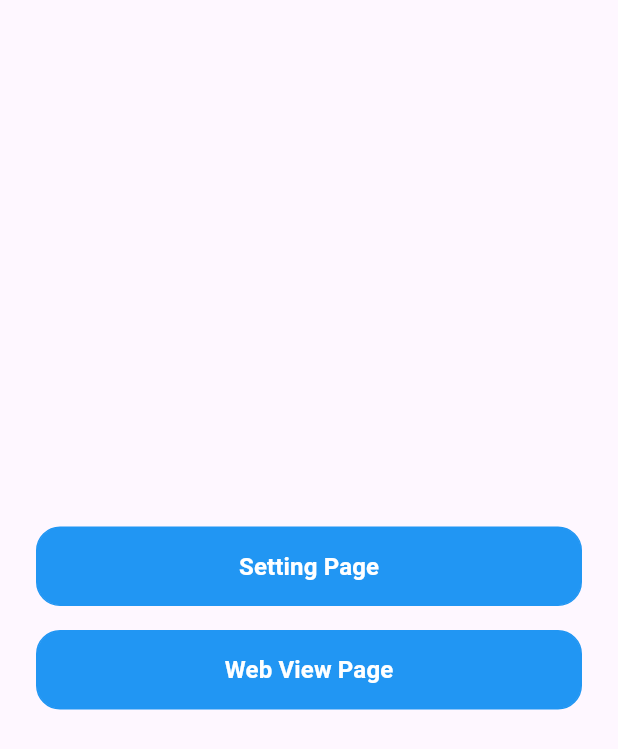
After one commit to ahmedghaly15/Easacc-Task, a Flutter app: the HomeView screen opened by its route, on a phone screen of 412 x 824 dp. The commit adds this screen. Shown: the top 749 px of the screen. Run offline on Flutter 3.47's test engine with Material 3 defaults, Android fonts, the phone set to English and light mode, and no system bars; our stand-ins replace firebase_auth, firebase_core, flutter_riverpod, flutter_secure_storage, freezed_annotation, google_sign_in and 3 more; missing offline and left inert: flutter_facebook_auth; accounts and stored records are empty.

Commit message:
feat: finished home UI & built new routes

```diff
--- a/lib/src/core/routing/app_router.dart
+++ b/lib/src/core/routing/app_router.dart
@@ -1,6 +1,11 @@
 import 'package:flutter/material.dart';
 
 import '../../features/auth/presentation/views/auth_view.dart';
+import '../../features/home/presentation/views/home_view.dart';
+import '../../features/settings/presentation/views/settings_view.dart';
+import '../../features/web_view/presentation/views/web_view.dart';
+import '../utils/functions/check_user_is_logged_in.dart';
+import 'routes.dart';
 
 class AppRouter {
   AppRouter._();
@@ -8,7 +13,19 @@ class AppRouter {
   static Route<dynamic> onGenerateRoute(RouteSettings settings) {
     switch (settings.name) {
       case '/':
-        return MaterialPageRoute(builder: (_) => const AuthView());
+        return isUserLoggedIn
+            ? MaterialPageRoute(builder: (_) => const HomeView())
+            : MaterialPageRoute(builder: (_) => const AuthView());
+
+      case Routes.home:
+        return MaterialPageRoute(builder: (_) => const HomeView());
+
+      case Routes.settings:
+        return MaterialPageRoute(builder: (_) => const SettingsView());
+
+      case Routes.webView:
+        return MaterialPageRoute(builder: (_) => const WebView());
+
       default:
         return _notFoundRoute();
     }
--- /dev/null
+++ b/lib/src/core/routing/routes.dart
@@ -0,0 +1,7 @@
+class Routes {
+  Routes._();
+
+  static const String webView = '/webview';
+  static const String settings = '/settings';
+  static const String home = '/home';
+}
--- a/lib/src/core/utils/app_strings.dart
+++ b/lib/src/core/utils/app_strings.dart
@@ -7,4 +7,6 @@ class AppStrings {
       'No Internet Connection. Please check your internet and try again.';
   static const String googleSignIn = 'Google Sign In';
   static const String facebookSignIn = 'Facebook SignIn';
+  static const String webView = 'Web View Page';
+  static const String settingPage = 'Setting Page';
 }
--- /dev/null
+++ b/lib/src/features/home/presentation/views/home_view.dart
@@ -0,0 +1,34 @@
+import 'package:easacc_first_task/src/core/helpers/extensions.dart';
+import 'package:easacc_first_task/src/core/widgets/primary_button.dart';
+import 'package:flutter/material.dart';
+
+import '../../../../core/routing/routes.dart';
+import '../../../../core/utils/app_strings.dart';
+
+class HomeView extends StatelessWidget {
+  const HomeView({super.key});
+
+  @override
+  Widget build(BuildContext context) {
+    return Scaffold(
+      body: Padding(
+        padding: const .symmetric(horizontal: 24),
+        child: Column(
+          spacing: 16,
+          mainAxisAlignment: .center,
+          crossAxisAlignment: .center,
+          children: [
+            PrimaryButton(
+              onPressed: () => context.pushNamed(Routes.settings),
+              text: AppStrings.settingPage,
+            ),
+            PrimaryButton(
+              onPressed: () => context.pushNamed(Routes.webView),
+              text: AppStrings.webView,
+            ),
+          ],
+        ),
+      ),
+    );
+  }
+}
--- /dev/null
+++ b/lib/src/features/settings/presentation/views/settings_view.dart
@@ -0,0 +1,10 @@
+import 'package:flutter/material.dart';
+
+class SettingsView extends StatelessWidget {
+  const SettingsView({super.key});
+
+  @override
+  Widget build(BuildContext context) {
+    return const Scaffold(body: Center(child: Text('Setting Screen')));
+  }
+}
--- /dev/null
+++ b/lib/src/features/web_view/presentation/views/web_view.dart
@@ -0,0 +1,10 @@
+import 'package:flutter/material.dart';
+
+class WebView extends StatelessWidget {
+  const WebView({super.key});
+
+  @override
+  Widget build(BuildContext context) {
+    return const Scaffold(body: Center(child: Text('Web View Screen')));
+  }
+}
```
